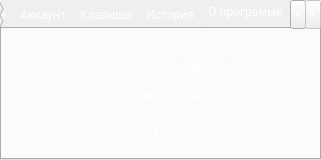
The window that mainclass.ui (NikDiamond/ScreIk) describes before a commit, drawn with Qt 5.
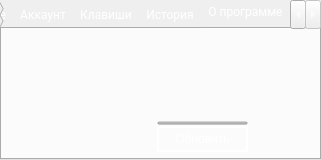
The same window after the commit. The open tabs and pages were chosen to show the change. Icons and pictures are not drawn. Custom widgets are drawn as their Qt base class.

```diff
--- a/mainclass.ui
+++ b/mainclass.ui
@@ -30,6 +30,19 @@
 QMenu{
 	color: #000;
 }
+QProgressBar{
+	max-height: 4px;
+	border: none;
+	background: transparent;
+	padding: 0px;
+}
+QProgressBar::chunk {
+	background: QLinearGradient( x1: 0, y1: 0, x2: 1, y2: 0,
+	stop: 0 #fff,
+	stop: 0.4999 #fff,
+	stop: 0.5 #fff,
+	stop: 1 #fff );
+}
 QRadioButton:indicator{
 	background-image: url(:/img/icons/radio.png);
 	width: 20px;
@@ -777,9 +790,9 @@
       <property name="geometry">
        <rect>
         <x>-1</x>
-        <y>-1</y>
+        <y>-2</y>
         <width>323</width>
-        <height>134</height>
+        <height>135</height>
        </rect>
       </property>
       <layout class="QVBoxLayout" name="verticalLayout_10">
@@ -795,32 +808,19 @@
        <property name="bottomMargin">
         <number>5</number>
        </property>
-       <item>
-        <spacer name="verticalSpacer_7">
-         <property name="orientation">
-          <enum>Qt::Vertical</enum>
-         </property>
-         <property name="sizeHint" stdset="0">
-          <size>
-           <width>20</width>
-           <height>40</height>
-          </size>
-         </property>
-        </spacer>
-       </item>
        <item>
         <layout class="QHBoxLayout" name="horizontalLayout">
          <property name="leftMargin">
-          <number>10</number>
+          <number>5</number>
          </property>
          <property name="topMargin">
-          <number>10</number>
+          <number>5</number>
          </property>
          <property name="rightMargin">
-          <number>10</number>
+          <number>5</number>
          </property>
          <property name="bottomMargin">
-          <number>10</number>
+          <number>5</number>
          </property>
          <item>
           <spacer name="horizontalSpacer_2">
@@ -856,16 +856,79 @@
           </spacer>
          </item>
          <item>
-          <widget class="QLabel" name="label_3">
-           <property name="font">
-            <font>
-             <family>Roboto</family>
-            </font>
+          <layout class="QVBoxLayout" name="verticalLayout_11">
+           <property name="spacing">
+            <number>5</number>
            </property>
-           <property name="text">
-            <string>&lt;html&gt;&lt;head/&gt;&lt;body&gt;&lt;p&gt;&lt;span style=&quot; font-size:10pt;&quot;&gt;ScreIk. Версия 0.7b&lt;/span&gt;&lt;/p&gt;&lt;p&gt;&lt;span style=&quot; font-size:10pt;&quot;&gt;Автор: NikDiamond&lt;/span&gt;&lt;/p&gt;&lt;p&gt;&lt;span style=&quot; font-size:10pt;&quot;&gt;http://nikd.tk/&lt;/span&gt;&lt;/p&gt;&lt;/body&gt;&lt;/html&gt;</string>
+           <property name="leftMargin">
+            <number>0</number>
            </property>
-          </widget>
+           <item>
+            <widget class="QLabel" name="aboutLabel">
+             <property name="font">
+              <font>
+               <family>Roboto</family>
+               <pointsize>10</pointsize>
+              </font>
+             </property>
+             <property name="text">
+              <string>&lt;html&gt;&lt;head/&gt;&lt;body&gt;&lt;p&gt;&lt;br/&gt;&lt;/p&gt;&lt;/body&gt;&lt;/html&gt;</string>
+             </property>
+            </widget>
+           </item>
+           <item>
+            <spacer name="verticalSpacer_6">
+             <property name="orientation">
+              <enum>Qt::Vertical</enum>
+             </property>
+             <property name="sizeHint" stdset="0">
+              <size>
+               <width>20</width>
+               <height>40</height>
+              </size>
+             </property>
+            </spacer>
+           </item>
+           <item>
+            <layout class="QVBoxLayout" name="verticalLayout_12">
+             <property name="spacing">
+              <number>1</number>
+             </property>
+             <item>
+              <widget class="QProgressBar" name="updateBar">
+               <property name="enabled">
+                <bool>false</bool>
+               </property>
+               <property name="sizePolicy">
+                <sizepolicy hsizetype="Expanding" vsizetype="Fixed">
+                 <horstretch>0</horstretch>
+                 <verstretch>0</verstretch>
+                </sizepolicy>
+               </property>
+               <property name="styleSheet">
+                <string notr="true"/>
+               </property>
+               <property name="maximum">
+                <number>0</number>
+               </property>
+               <property name="value">
+                <number>0</number>
+               </property>
+               <property name="textVisible">
+                <bool>false</bool>
+               </property>
+              </widget>
+             </item>
+             <item>
+              <widget class="QPushButton" name="update">
+               <property name="text">
+                <string>Обновить</string>
+               </property>
+              </widget>
+             </item>
+            </layout>
+           </item>
+          </layout>
          </item>
          <item>
           <spacer name="horizontalSpacer">
@@ -882,19 +945,6 @@
          </item>
         </layout>
        </item>
-       <item>
-        <spacer name="verticalSpacer_6">
-         <property name="orientation">
-          <enum>Qt::Vertical</enum>
-         </property>
-         <property name="sizeHint" stdset="0">
-          <size>
-           <width>20</width>
-           <height>40</height>
-          </size>
-         </property>
-        </spacer>
-       </item>
       </layout>
      </widget>
     </widget>
```
Left out of the diff: 2 changed lines with no effect on the pictures.
